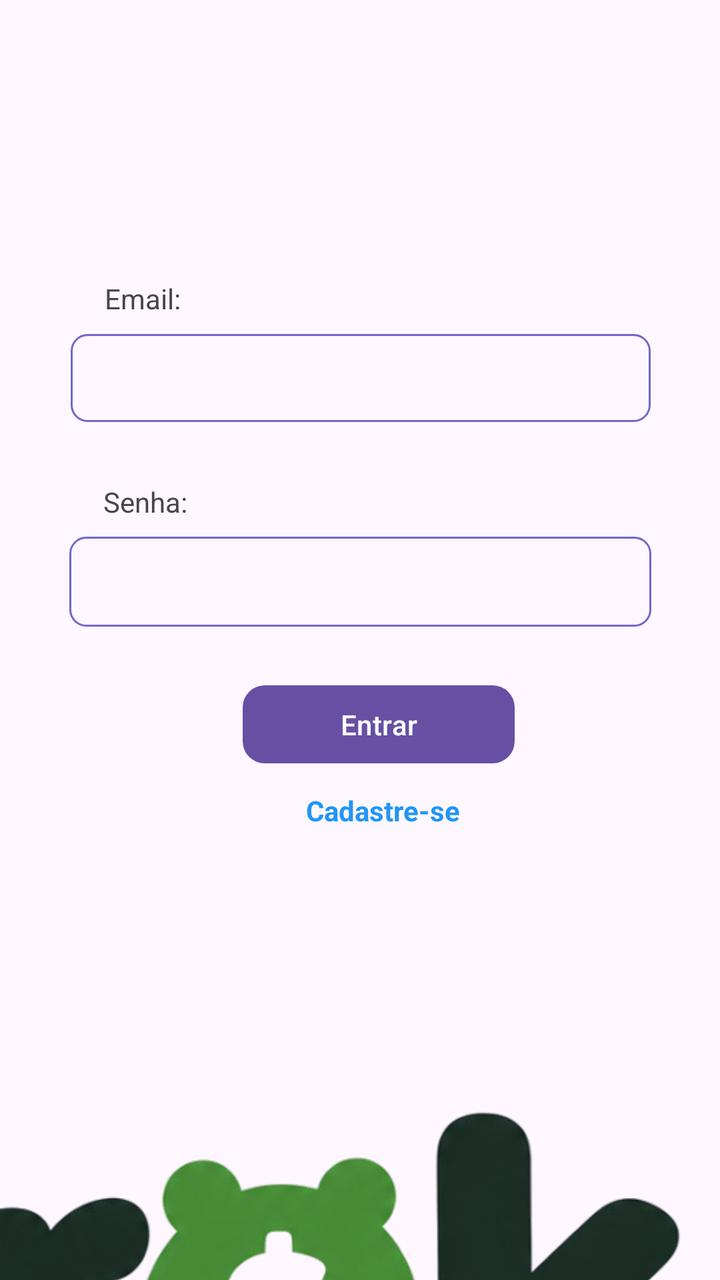
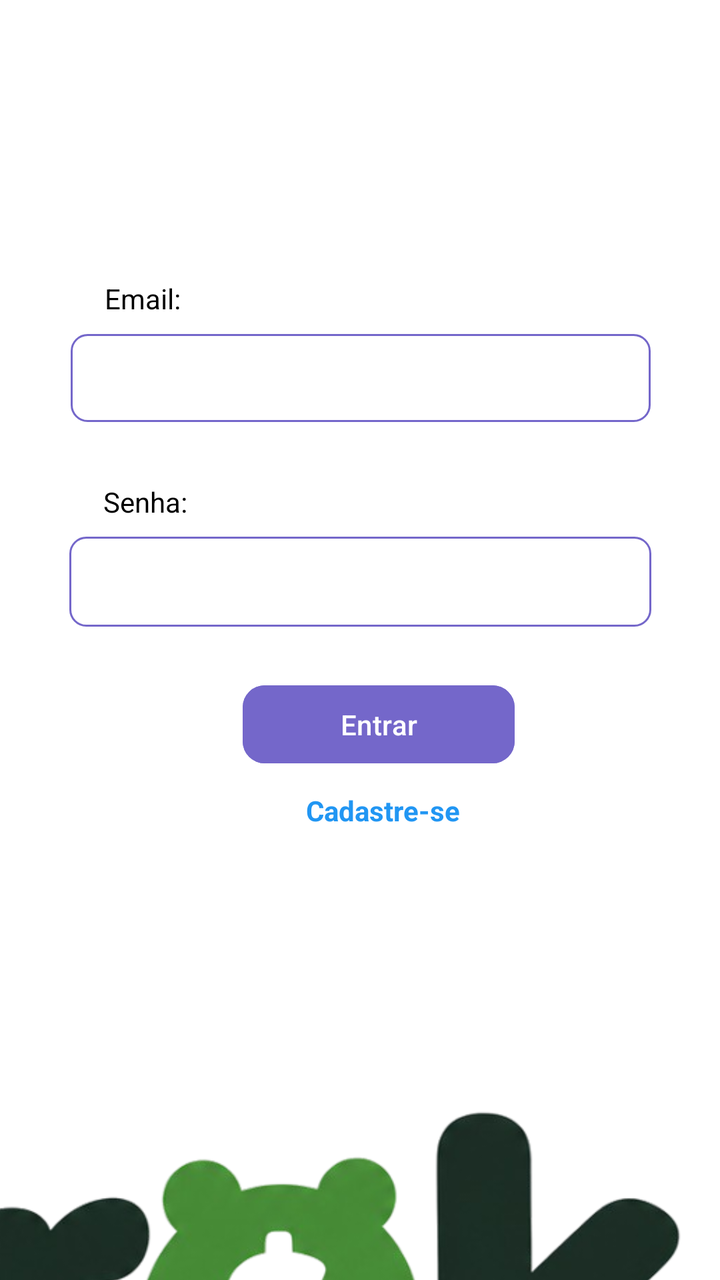

Screens rendered from an Android XML layout before and after an edit, with the pre-edit source and the edit as a unified diff.
<!-- AndroidManifest.xml: application theme Theme.Chrock -->
<!-- res/layout/activity_login.xml -->
<?xml version="1.0" encoding="utf-8"?>
<androidx.constraintlayout.widget.ConstraintLayout xmlns:android="http://schemas.android.com/apk/res/android"
    xmlns:app="http://schemas.android.com/apk/res-auto"
    xmlns:tools="http://schemas.android.com/tools"
    android:id="@+id/main"
    android:layout_width="match_parent"
    android:layout_height="match_parent"
    app:circularflow_radiusInDP="100dp"
    tools:context=".Login">

    <EditText
        android:id="@+id/senhaLoginInput"
        android:layout_width="291dp"
        android:layout_height="45dp"
        android:ems="10"
        android:inputType="textPassword"
        android:background="@drawable/borda_de_texto"
        app:layout_constraintBottom_toBottomOf="parent"
        app:layout_constraintEnd_toEndOf="parent"
        app:layout_constraintStart_toStartOf="parent"
        app:layout_constraintTop_toTopOf="parent"
        app:layout_constraintVertical_bias="0.451" />

    <TextView
        android:id="@+id/senhaLogin"
        android:layout_width="wrap_content"
        android:layout_height="wrap_content"
        android:text="Senha:"
        app:layout_constraintBottom_toTopOf="@+id/senhaLoginInput"
        app:layout_constraintEnd_toEndOf="parent"
        app:layout_constraintHorizontal_bias="0.162"
        app:layout_constraintStart_toStartOf="parent"
        app:layout_constraintTop_toTopOf="parent"
        app:layout_constraintVertical_bias="0.968" />

    <EditText
        android:id="@+id/emailLoginInput"
        android:layout_width="290dp"
        android:layout_height="44dp"
        android:ems="10"
        android:inputType="textEmailAddress"
        android:background="@drawable/borda_de_texto"
        app:layout_constraintBottom_toTopOf="@+id/senhaLoginInput"
        app:layout_constraintEnd_toEndOf="parent"
        app:layout_constraintHorizontal_bias="0.504"
        app:layout_constraintStart_toStartOf="parent"
        app:layout_constraintTop_toTopOf="parent"
        app:layout_constraintVertical_bias="0.744" />

    <TextView
        android:id="@+id/emailLogin"
        android:layout_width="wrap_content"
        android:layout_height="wrap_content"
        android:text="Email:"
        app:layout_constraintBottom_toTopOf="@+id/emailLoginInput"
        app:layout_constraintEnd_toEndOf="parent"
        app:layout_constraintHorizontal_bias="0.163"
        app:layout_constraintStart_toStartOf="parent"
        app:layout_constraintTop_toTopOf="parent"
        app:layout_constraintVertical_bias="0.944" />

    <Button
        android:id="@+id/botaoLogin"
        android:layout_width="136dp"
        android:layout_height="47dp"
        android:clickable="true"
        android:text="Entrar"
        app:cornerRadius="11dp"
        app:layout_constraintBottom_toBottomOf="parent"
        app:layout_constraintEnd_toEndOf="parent"
        app:layout_constraintHorizontal_bias="0.541"
        app:layout_constraintStart_toStartOf="parent"
        app:layout_constraintTop_toTopOf="parent"
        app:layout_constraintVertical_bias="0.571" />

    <ImageView
        android:id="@+id/imageView"
        android:layout_width="629dp"
        android:layout_height="398dp"
        android:layout_marginTop="432dp"
        android:layout_marginEnd="16dp"
        app:layout_constraintEnd_toEndOf="parent"
        app:layout_constraintTop_toTopOf="parent"
        app:srcCompat="@drawable/chrok_logo" />

    <TextView
        android:id="@+id/textoCadastrar"
        android:layout_width="wrap_content"
        android:layout_height="wrap_content"
        android:foregroundTint="#00594444"
        android:text="Cadastre-se"
        android:textColor="#2196F3"
        android:textStyle="bold"
        app:layout_constraintBottom_toBottomOf="parent"
        app:layout_constraintEnd_toEndOf="parent"
        app:layout_constraintHorizontal_bias="0.541"
        app:layout_constraintStart_toStartOf="parent"
        app:layout_constraintTop_toTopOf="parent"
        app:layout_constraintVertical_bias="0.637" />

</androidx.constraintlayout.widget.ConstraintLayout>
<!-- resources referenced by this layout -->
<resources>
  <!-- drawable borda_de_texto (drawable) -->
  <?xml version="1.0" encoding="utf-8"?>
  <shape xmlns:android="http://schemas.android.com/apk/res/android"
      android:shape="rectangle">
  
      <solid android:color="@android:color/transparent" />
  
      <corners
          android:bottomLeftRadius="8dp"
          android:bottomRightRadius="8dp"
          android:topLeftRadius="8dp"
          android:topRightRadius="8dp" />
  
      <stroke
          android:width="1dp"
          android:color="#FF7467CA" />
  
      <padding
          android:bottom="8dp"
          android:left="12dp"
          android:right="12dp"
          android:top="8dp" />
  
  </shape>
  <!-- drawable chrok_logo: png bitmap (drawable-ldltr, 136511 bytes) -->
  <style name="Theme.Chrock" parent="Base.Theme.Chrock" />
  <style name="Base.Theme.Chrock" parent="Theme.Material3.DayNight.NoActionBar">
      </style>
</resources>

<!-- the commit's change to res/layout/activity_login.xml (unified diff, before → after) -->
@@ -6,6 +6,7 @@
     android:layout_width="match_parent"
     android:layout_height="match_parent"
     app:circularflow_radiusInDP="100dp"
+    android:background="@color/white"
     tools:context=".Login">
 
     <EditText
@@ -26,6 +27,7 @@
         android:layout_width="wrap_content"
         android:layout_height="wrap_content"
         android:text="Senha:"
+        android:textColor="@color/black"
         app:layout_constraintBottom_toTopOf="@+id/senhaLoginInput"
         app:layout_constraintEnd_toEndOf="parent"
         app:layout_constraintHorizontal_bias="0.162"
@@ -52,6 +54,7 @@
         android:layout_width="wrap_content"
         android:layout_height="wrap_content"
         android:text="Email:"
+        android:textColor="@color/black"
         app:layout_constraintBottom_toTopOf="@+id/emailLoginInput"
         app:layout_constraintEnd_toEndOf="parent"
         app:layout_constraintHorizontal_bias="0.163"
@@ -66,6 +69,8 @@
         android:clickable="true"
         android:text="Entrar"
         app:cornerRadius="11dp"
+        android:backgroundTint="@color/roxoBtn"
+        android:textColor="@color/white"
         app:layout_constraintBottom_toBottomOf="parent"
         app:layout_constraintEnd_toEndOf="parent"
         app:layout_constraintHorizontal_bias="0.541"
<!-- resource entries referenced after the edit -->
@@ -1,5 +1,8 @@
 <!-- resources referenced by this layout -->
 <resources>
+  <color name="black">#FF000000</color>
+  <color name="roxoBtn">#7467CA</color>
+  <color name="white">#FFFFFFFF</color>
   <!-- drawable borda_de_texto (drawable) -->
   <?xml version="1.0" encoding="utf-8"?>
   <shape xmlns:android="http://schemas.android.com/apk/res/android"
